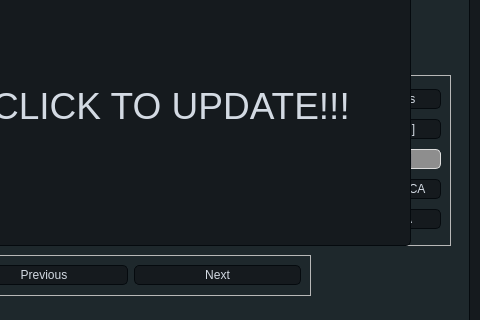
Qt form GUI/untitled.ui (Cranbaerry/A.R.E.S) before a commit; both pictures show x 351 to 831 and y 157 to 477 of the 831 by 575 pixel window.
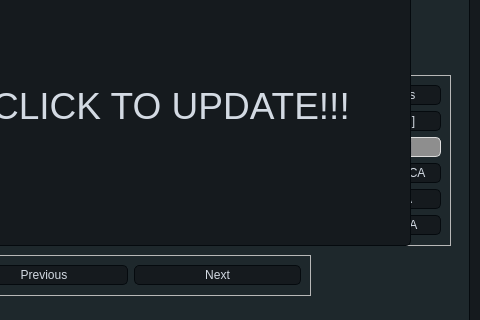
The same form after that commit.

```diff
--- a/GUI/untitled.ui
+++ b/GUI/untitled.ui
@@ -651,6 +651,13 @@
          </property>
         </widget>
        </item>
+       <item>
+        <widget class="QPushButton" name="VRCAExtractButton">
+         <property name="text">
+          <string>Extract VRCA</string>
+         </property>
+        </widget>
+       </item>
       </layout>
      </widget>
      <widget class="QTextEdit" name="RawData">
```
Left out of the diff: 2 changed lines with no effect on the pictures.
